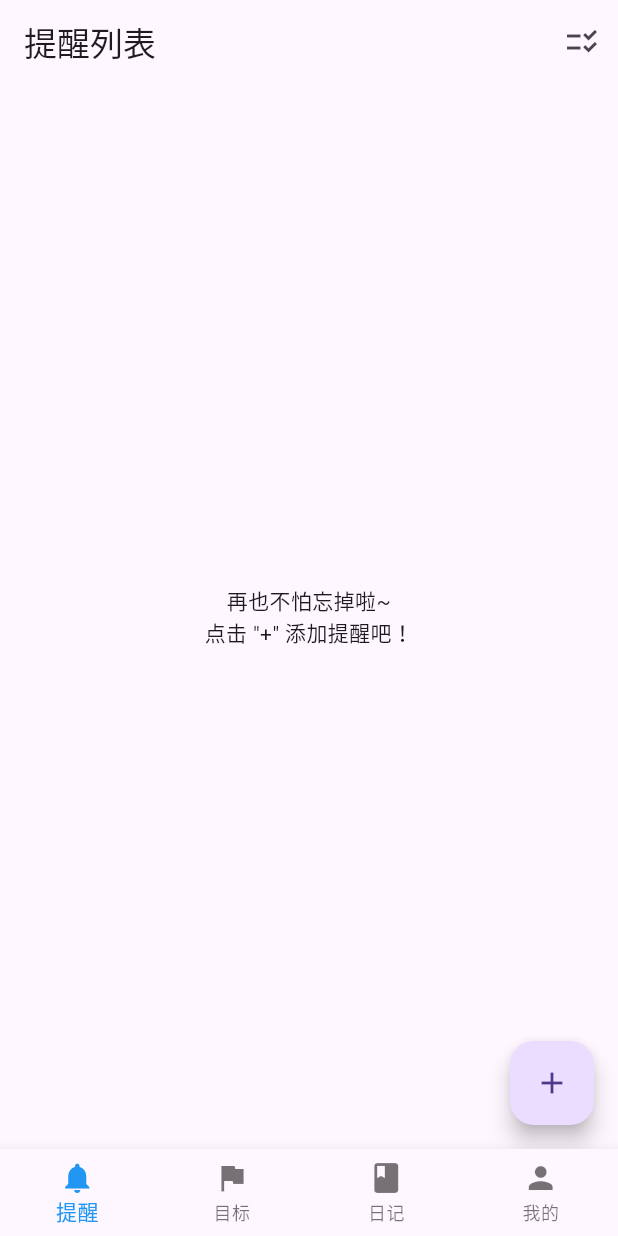
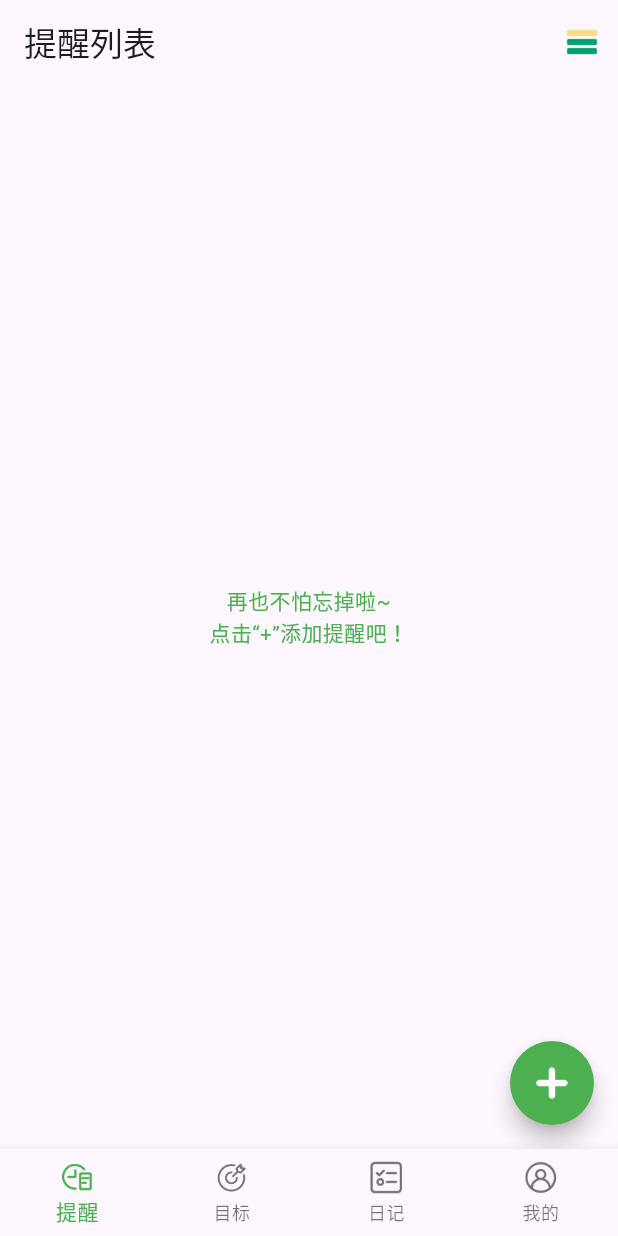
Before and after one commit to ContentMy/runfastxm_flutter, a Flutter app: the screen it shows after launch, on a phone screen of 412 x 824 dp. Run offline on Flutter 3.47's test engine with Material 3 defaults, Android fonts, the phone set to English and light mode, and no system bars; our stand-ins replace flutter_local_notifications, flutter_slidable, fluttertoast, hive, hive_flutter, permission_handler and 1 more; accounts and stored records are empty.

Commit message:
需求：优化提醒模块部分页面的ui和资源替换，引入toast三方库

```diff
--- a/lib/main.dart
+++ b/lib/main.dart
@@ -5,6 +5,7 @@ import 'package:runfastxm_flutter/data/repositories_impl/goal_repository_impl.da
 import 'package:runfastxm_flutter/data/repositories_impl/reminder_repository_impl.dart';
 import 'package:runfastxm_flutter/domain/models/diary.dart';
 import 'package:runfastxm_flutter/presentation/view_models/diary_view_model.dart';
+import 'package:runfastxm_flutter/resources/assets.dart';
 import 'package:runfastxm_flutter/services/notification_service.dart';
 import 'data/repositories_impl/diary_repository_impl.dart';
 import 'domain/models/goal.dart';
@@ -16,7 +17,7 @@ import 'presentation/views/goal/goal_page.dart';
 import 'presentation/views/diary/diary_page.dart';
 import 'presentation/views/settings/settings_page.dart';
 
-void main() async{
+void main() async {
   //以下是hive初始化的代码部分
   WidgetsFlutterBinding.ensureInitialized();
   await Hive.initFlutter();
@@ -32,10 +33,13 @@ void main() async{
   runApp(
     MultiProvider(
       providers: [
-        ChangeNotifierProvider(create: (_) => ReminderViewModel(ReminderRepository())),
+        ChangeNotifierProvider(
+            create: (_) => ReminderViewModel(ReminderRepository())),
         ChangeNotifierProvider(create: (_) => GoalViewModel(GoalRepository())),
         ChangeNotifierProvider(
-          create: (_) => DiaryViewModel(DiaryRepository()),///这种写法直接在viewmodel中的构造方法里处理调用
+          create: (_) => DiaryViewModel(DiaryRepository()),
+
+          ///这种写法直接在viewmodel中的构造方法里处理调用
           // create: (_) => DiaryViewModel(DiaryRepository())..loadDiaries(),///这种写法适合有单元测试避免自动加载或者手动可控延迟加载的场景
         ),
       ],
@@ -52,7 +56,7 @@ class RunFastApp extends StatelessWidget {
     return MaterialApp(
       title: 'RunFast',
       theme: ThemeData(
-        primarySwatch: Colors.blue,
+        primarySwatch: Colors.green,
       ),
       home: const MainScaffold(),
     );
@@ -86,13 +90,25 @@ class _MainScaffoldState extends State<MainScaffold> {
       bottomNavigationBar: BottomNavigationBar(
         currentIndex: _currentIndex,
         type: BottomNavigationBarType.fixed,
-        selectedItemColor: Colors.blue,
+        selectedItemColor: Colors.green,
         onTap: (index) => setState(() => _currentIndex = index),
-        items: const [
-          BottomNavigationBarItem(icon: Icon(Icons.notifications), label: '提醒'),
-          BottomNavigationBarItem(icon: Icon(Icons.flag), label: '目标'),
-          BottomNavigationBarItem(icon: Icon(Icons.book), label: '日记'),
-          BottomNavigationBarItem(icon: Icon(Icons.person), label: '我的'),
+        items: [
+          const BottomNavigationBarItem(icon: ImageIcon(
+            AssetImage(Assets.commonNavIconRemind),
+            size: 24,
+          ), label: '提醒',),
+          const BottomNavigationBarItem(icon: ImageIcon(
+            AssetImage(Assets.commonNavIconGoal),
+            size: 24,
+          ), label: '目标'),
+          const BottomNavigationBarItem(icon: ImageIcon(
+            AssetImage(Assets.commonNavIconMemorandum),
+            size: 24,
+          ), label: '日记'),
+          const BottomNavigationBarItem(icon: ImageIcon(
+            AssetImage(Assets.commonNavIconUser),
+            size: 24,
+          ), label: '我的'),
         ],
       ),
     );
--- a/lib/presentation/views/reminder/reminder_page.dart
+++ b/lib/presentation/views/reminder/reminder_page.dart
@@ -1,5 +1,7 @@
 import 'package:flutter/material.dart';
 import 'package:provider/provider.dart';
+import '../../../resources/assets.dart';
+import '../../../resources/strings.dart';
 import 'reminder_completed_page.dart';
 import '../../../services/permission_service.dart';
 import '../../view_models/reminder_view_model.dart';
@@ -32,15 +34,17 @@ class ReminderPage extends StatelessWidget {
   Widget build(BuildContext context) {
     return Scaffold(
       appBar: AppBar(
-        title: const Text('提醒列表'),
+        title: const Text(Strings.reminderTitle),
         actions: [
           IconButton(
-            icon: const Icon(Icons.checklist_rtl),
+            icon: Image.asset(Assets.reminderImgMenu, width: 24, height: 24),
             onPressed: () {
               // TODO: 跳转到已完成页面
               Navigator.push(
                 context,
-                MaterialPageRoute(builder: (_) => const ReminderCompletedPage()),
+                MaterialPageRoute(
+                  builder: (_) => const ReminderCompletedPage(),
+                ),
               );
             },
           ),
@@ -48,9 +52,11 @@ class ReminderPage extends StatelessWidget {
       ),
       body: const _ReminderBody(),
       floatingActionButton: FloatingActionButton(
-        heroTag: null, // 禁用 Hero 动画
+        heroTag: null,
+        backgroundColor: Colors.green,
+        shape: const CircleBorder(),
         onPressed: () => _showAddReminderSheet(context),
-        child: const Icon(Icons.add),
+        child: Image.asset(Assets.commonImgAdd, width: 24, height: 24),
       ),
     );
   }
@@ -66,8 +72,11 @@ class _ReminderBody extends StatelessWidget {
     // ✅ 添加 return，修复无返回的 bug
     return reminders.isEmpty
         ? const Center(
-      child: Text('再也不怕忘掉啦~\n点击 "+" 添加提醒吧！',
-          textAlign: TextAlign.center),
+            child: Text(
+              Strings.reminderEmptyContent,
+              textAlign: TextAlign.center,
+              style: TextStyle(color: Colors.green),
+            ),
           )
         : ListView.builder(
             itemCount: reminders.length,
--- a/lib/resources/assets.dart
+++ b/lib/resources/assets.dart
@@ -10,6 +10,10 @@ class Assets {
   static const String commonImgAdd = 'assets/images/common/ui_add.png';
   ///reminder
   static const String reminderImgMenu = 'assets/images/reminder/ui_more_menu.png';
+  static const String reminderImgRemind = 'assets/images/reminder/ui_remind.png';
+  static const String reminderImgRemindCompleted = 'assets/images/reminder/ui_remind_completed.png';
+  static const String reminderImgSend = 'assets/images/reminder/ui_send.png';
+  static const String reminderImgSendDefault = 'assets/images/reminder/ui_send_gray.png';
   ///goal
   static const String goalImg = 'assets/images/';
   ///diary
--- a/pubspec.yaml
+++ b/pubspec.yaml
@@ -45,6 +45,7 @@ dependencies:
 #  timezone: ^0.9.0 #时区转换的包
   permission_handler: ^11.3.1 #Android 权限动态申请
   intl: ^0.18.1 #格式化日期
+  fluttertoast: ^8.2.4
 
 dev_dependencies:
   flutter_test:
```
Also changed, not shown: lib/presentation/views/reminder/reminder_input_sheet.dart (+38 -14 lines). Lines whose indentation alone changed are shown as unchanged.
